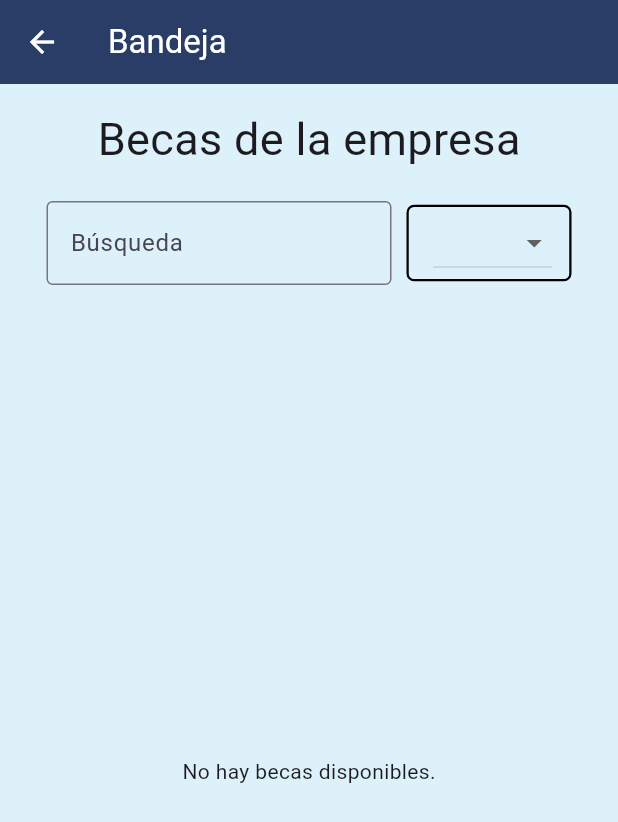
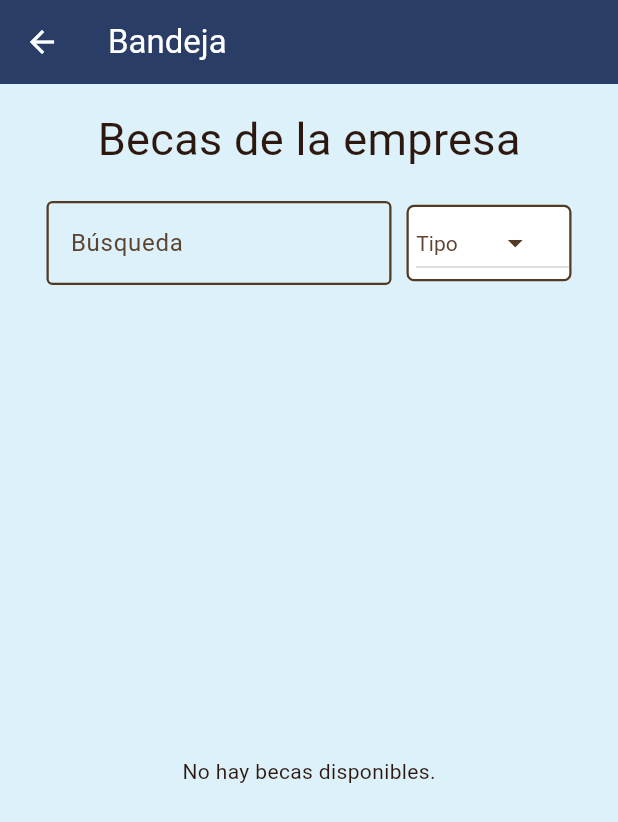
Before and after one commit to Aventis-Scholr/scholr-mobile-flutter, a Flutter app: the ScholarshipsHome screen opened by its route, on a phone screen of 412 x 824 dp. Shown: the top 822 px of the screen. Run offline on Flutter 3.47's test engine with Material 3 defaults, Android fonts, the phone set to English and light mode, and no system bars; our stand-ins replace bloc, flutter_bloc, shared_preferences; accounts and stored records are empty; network calls fail.

Commit message:
feat: scholarships filter

```diff
--- a/lib/bloc/ScholarshipsBloc.dart
+++ b/lib/bloc/ScholarshipsBloc.dart
@@ -7,15 +7,68 @@ part 'ScholarshipsEvent.dart';
 part 'ScholarshipsState.dart';
 
 class ScholarshipsBloc extends Bloc<ScholarshipsEvent, ScholarshipsState> {
+  List<Scholarship> _allScholarships = [];
+  String _currentSearchQuery = '';
+  String _currentTypeFilter = '';
 
-  ScholarshipsBloc():super(ScholarshipsInitial()){
-    on<ScholarshipsInitialFetchEvent>(scholarshipsInitialFetchEvent);
+  ScholarshipsBloc() : super(ScholarshipsInitial()) {
+    on<ScholarshipsInitialFetchEvent>(_fetchInitialScholarships);
+    on<ScholarshipsSearchEvent>(_handleSearch);
+    on<ScholarshipsFilterByTypeEvent>(_handleTypeFilter);
   }
 
+  Future<void> _fetchInitialScholarships(
+      ScholarshipsInitialFetchEvent event,
+      Emitter<ScholarshipsState> emit
+      ) async {
+    emit(ScholarshipsLoadingState());
+    try {
+      _allScholarships = await ScholarshipRepos.fetchScholarshipsFromCompany("BACKUS");
+      emit(ScholarshipsFetchingSuccessfulState(
+          scholarships: _applyFilters()
+      ));
+    } catch (e) {
+      emit(ScholarshipsErrorState(error: e.toString()));
+    }
+  }
 
-  FutureOr<void> scholarshipsInitialFetchEvent(ScholarshipsInitialFetchEvent event, Emitter<ScholarshipsState> emit) async {
-    List<Scholarship> scholarships = await ScholarshipRepos.fetchScholarshipsFromCompany("BACKUS"); // Hardcoded
-    emit(ScholarshipsFetchingSuccessfulState(scholarships: scholarships));
+  void _handleSearch(
+      ScholarshipsSearchEvent event,
+      Emitter<ScholarshipsState> emit
+      ) {
+    _currentSearchQuery = event.query;
+    emit(ScholarshipsFetchingSuccessfulState(
+        scholarships: _applyFilters()
+    ));
+  }
 
+  void _handleTypeFilter(
+      ScholarshipsFilterByTypeEvent event,
+      Emitter<ScholarshipsState> emit
+      ) {
+    _currentTypeFilter = event.type;
+    emit(ScholarshipsFetchingSuccessfulState(
+        scholarships: _applyFilters()
+    ));
+  }
+
+  List<Scholarship> _applyFilters() {
+    List<Scholarship> filtered = List.from(_allScholarships);
+
+    // Apply search filter
+    if (_currentSearchQuery.isNotEmpty) {
+      filtered = filtered.where((scholarship) =>
+          scholarship.name.toLowerCase().contains(_currentSearchQuery.toLowerCase())
+      ).toList();
+    }
+
+    // Apply type filter
+    if (_currentTypeFilter.isNotEmpty) {
+      filtered = filtered.where((scholarship) =>
+      scholarship.scholarshipType == _currentTypeFilter
+      ).toList();
+    }
+
+    return filtered;
   }
 }
--- a/lib/bloc/ScholarshipsEvent.dart
+++ b/lib/bloc/ScholarshipsEvent.dart
@@ -7,3 +7,13 @@ abstract class ScholarshipsEvent {
 class ScholarshipsInitialFetchEvent extends ScholarshipsEvent {
 
 }
+
+class ScholarshipsSearchEvent extends ScholarshipsEvent {
+  final String query;
+  ScholarshipsSearchEvent(this.query);
+}
+
+class ScholarshipsFilterByTypeEvent extends ScholarshipsEvent {
+  final String type;
+  ScholarshipsFilterByTypeEvent(this.type);
+}
--- a/lib/bloc/ScholarshipsState.dart
+++ b/lib/bloc/ScholarshipsState.dart
@@ -1,23 +1,23 @@
 part of 'ScholarshipsBloc.dart';
 
-abstract class ScholarshipsState {
+abstract class ScholarshipsState {}
 
-}
+class ScholarshipsInitial extends ScholarshipsState {}
 
-abstract class ScholarshipsActionState extends ScholarshipsState {
-
-}
-
-class ScholarshipsInitial extends ScholarshipsState {
-
-}
+class ScholarshipsLoadingState extends ScholarshipsState {}
 
 class ScholarshipsFetchingSuccessfulState extends ScholarshipsState {
-
   final List<Scholarship> scholarships;
 
   ScholarshipsFetchingSuccessfulState({
     required this.scholarships
   });
+}
 
+class ScholarshipsErrorState extends ScholarshipsState {
+  final String error;
+
+  ScholarshipsErrorState({
+    required this.error
+  });
 }
--- a/lib/views/ScholarshipsHome.dart
+++ b/lib/views/ScholarshipsHome.dart
@@ -1,11 +1,12 @@
+import 'dart:async';
+
 import 'package:flutter/material.dart';
-import 'package:flutter/rendering.dart';
 import 'package:scholrflutter/bloc/ScholarshipsBloc.dart';
 import 'package:scholrflutter/components/CustomAppBar.dart';
 import 'package:scholrflutter/models/scholarship.dart';
 import 'package:flutter_bloc/flutter_bloc.dart';
 
-const List<String> list = <String>['','TOTAL', 'PARCIAL'];
+const List<String> list = <String>['','TOTAL', 'PARTIAL'];
 
 class ScholarshipsHome extends StatefulWidget {
   const ScholarshipsHome({super.key});
@@ -15,16 +16,12 @@ class ScholarshipsHome extends StatefulWidget {
 }
 
 class _ScholarshipsHomeState extends State<ScholarshipsHome> {
+  final ScholarshipsBloc scholarshipsBloc = ScholarshipsBloc();
+  final TextEditingController searchTxt = TextEditingController();
+  String type = list.first;
+  Timer? _searchDebounce;
 
-  final ScholarshipsBloc scholarshipsBloc = ScholarshipsBloc();
-
-  @override
-  void initState() {
-    super.initState();
-    scholarshipsBloc.add(ScholarshipsInitialFetchEvent());
-  }
-
-  // Colores personalizados
+  // Your original color definitions
   final Color primaryBrown = const Color(0xFF765532);
   final Color lightBrown = const Color(0xFF9B7B5B);
   final Color darkBrown = const Color(0xFF523A23);
@@ -33,8 +30,36 @@ class _ScholarshipsHomeState extends State<ScholarshipsHome> {
   final Color textSecondaryColor = const Color(0xFF5C4332);
   final Color deepBlue = const Color(0xFF2A3D66);
 
-  final searchTxt = TextEditingController();
-  String type = list.first;
+  @override
+  void initState() {
+    super.initState();
+    scholarshipsBloc.add(ScholarshipsInitialFetchEvent());
+    searchTxt.addListener(_onSearchChanged);
+  }
+
+  @override
+  void dispose() {
+    searchTxt.removeListener(_onSearchChanged);
+    _searchDebounce?.cancel();
+    searchTxt.dispose();
+    scholarshipsBloc.close();
+    super.dispose();
+  }
+
+  void _onSearchChanged() {
+    if (_searchDebounce?.isActive ?? false) _searchDebounce?.cancel();
+
+    _searchDebounce = Timer(const Duration(milliseconds: 500), () {
+      scholarshipsBloc.add(ScholarshipsSearchEvent(searchTxt.text));
+    });
+  }
+
+  void _onTypeFilterChanged(String? value) {
+    setState(() {
+      type = value ?? '';
+    });
+    scholarshipsBloc.add(ScholarshipsFilterByTypeEvent(type));
+  }
 
   @override
   Widget build(BuildContext context) {
@@ -45,18 +70,19 @@ class _ScholarshipsHomeState extends State<ScholarshipsHome> {
         mainAxisAlignment: MainAxisAlignment.start,
         crossAxisAlignment: CrossAxisAlignment.center,
         children: [
-          SizedBox(height: 15.0),
+          const SizedBox(height: 15.0),
           Text(
             'Becas de la empresa',
             style: TextStyle(
-                fontSize: 30.0
-              )
+              fontSize: 30.0,
+              color: textPrimaryColor,
+            ),
           ),
           Padding(
             padding: const EdgeInsets.only(
               top: 20.0,
               left: 20.0,
-              right: 20.0
+              right: 20.0,
             ),
             child: Row(
               mainAxisAlignment: MainAxisAlignment.center,
@@ -66,77 +92,106 @@ class _ScholarshipsHomeState extends State<ScholarshipsHome> {
                   child: TextField(
                     decoration: InputDecoration(
                       labelText: 'Búsqueda',
+                      labelStyle: TextStyle(color: textSecondaryColor),
                       focusedBorder: OutlineInputBorder(
-                        borderSide: BorderSide(color: Colors.black, width: 1.5),
+                        borderSide: BorderSide(color: darkBrown, width: 1.5),
                       ),
-                      border: OutlineInputBorder(
-                        borderSide: BorderSide(color: Colors.black, width: 1.5),
+                      enabledBorder: OutlineInputBorder(
+                        borderSide: BorderSide(color: darkBrown, width: 1.5),
                       ),
                     ),
+                    style: TextStyle(color: textPrimaryColor),
                     controller: searchTxt,
-                  )
                   ),
-                SizedBox(width: 10),
+                ),
+                const SizedBox(width: 10),
                 Container(
                   width: 110.0,
                   decoration: BoxDecoration(
-                      border: Border.all(color: Colors.black, width: 1.5),
-                      borderRadius: BorderRadius.all(Radius.circular(5)),
+                    color: Colors.white,
+                    border: Border.all(color: darkBrown, width: 1.5),
+                    borderRadius: const BorderRadius.all(Radius.circular(5)),
                   ),
-                    child: Row(
-                      mainAxisAlignment: MainAxisAlignment.center,
-                      children: [
-                        Padding(
+                  child: Padding(
                     padding: const EdgeInsets.only(left: 5),
-                          child: DropdownButton(
-                            value: type,
-                            style: TextStyle(
-                                color: deepBlue,
+                    child: DropdownButton<String>(
+                      value: type.isEmpty ? null : type,
+                      style: TextStyle(color: deepBlue),
+                      dropdownColor: backgroundColor,
+                      icon: Icon(Icons.arrow_drop_down, color: darkBrown),
+                      hint: Text(
+                        'Tipo',
+                        style: TextStyle(color: textSecondaryColor),
                       ),
-                            onChanged: (String? value) {
-                              setState(() {
-                                type = value!;
-                              });
-                            },
-                            items: list.map<DropdownMenuItem<String>>((String value) {
-                              return DropdownMenuItem<String>(value: value, child: Text(value));
+                      onChanged: _onTypeFilterChanged,
+                      items: list.where((item) => item.isNotEmpty).map((String value) {
+                        return DropdownMenuItem<String>(
+                          value: value,
+                          child: Text(
+                            value,
+                            style: TextStyle(color: textPrimaryColor),
+                          ),
+                        );
                       }).toList(),
                     ),
                   ),
-                      ],
-                    )
                 ),
               ],
             ),
           ),
-          SizedBox(height: 15.0),
+          const SizedBox(height: 15.0),
           Expanded(
             child: BlocBuilder<ScholarshipsBloc, ScholarshipsState>(
               bloc: scholarshipsBloc,
               builder: (context, state) {
-                if (state is ScholarshipsFetchingSuccessfulState) {
+                if (state is ScholarshipsLoadingState) {
+                  return Center(
+                    child: CircularProgressIndicator(
+                      color: primaryBrown,
+                    ),
+                  );
+                } else if (state is ScholarshipsErrorState) {
+                  return Center(
+                    child: Text(
+                      "Error: ${state.error}",
+                      style: TextStyle(color: textPrimaryColor),
+                    ),
+                  );
+                } else if (state is ScholarshipsFetchingSuccessfulState) {
                   if (state.scholarships.isEmpty) {
-                    return Center(child: Text("No hay becas disponibles."));
+                    return Center(
+                      child: Text(
+                        "No hay becas disponibles.",
+                        style: TextStyle(color: textPrimaryColor),
+                      ),
+                    );
                   }
-
                   return ListView.builder(
                     itemCount: state.scholarships.length,
                     itemBuilder: (context, index) {
                       return Padding(
-                        padding: const EdgeInsets.symmetric(vertical: 8.0, horizontal: 20.0),
-                        child: ScholarshipTile(scholarship: state.scholarships[index]),
+                        padding: const EdgeInsets.symmetric(
+                          vertical: 8.0,
+                          horizontal: 20.0,
+                        ),
+                        child: ScholarshipTile(
+                          scholarship: state.scholarships[index],
+                          primaryBrown: primaryBrown,
+                          backgroundColor: backgroundColor,
+                          textPrimaryColor: textPrimaryColor,
+                        ),
                       );
                     },
                   );
-                } else if (state is ScholarshipsInitial) {
-                  return Center(child: CircularProgressIndicator());
-                } else {
-                  return Center(child: Text("Error cargando las becas."));
                 }
+                return Center(
+                  child: CircularProgressIndicator(
+                    color: primaryBrown,
+                  ),
+                );
               },
             ),
-          )
-
+          ),
         ],
       ),
     );
@@ -145,8 +200,17 @@ class _ScholarshipsHomeState extends State<ScholarshipsHome> {
 
 class ScholarshipTile extends StatelessWidget {
   final Scholarship scholarship;
+  final Color primaryBrown;
+  final Color backgroundColor;
+  final Color textPrimaryColor;
 
-  const ScholarshipTile({super.key, required this.scholarship});
+  const ScholarshipTile({
+    super.key,
+    required this.scholarship,
+    required this.primaryBrown,
+    required this.backgroundColor,
+    required this.textPrimaryColor,
+  });
 
   @override
   Widget build(BuildContext context) {
@@ -155,18 +219,19 @@ class ScholarshipTile extends StatelessWidget {
         Navigator.pushNamed(
           context,
           "/scholarshipdetails",
-          arguments: scholarship
+          arguments: scholarship,
         );
       },
       child: Container(
         height: 150.0,
         width: double.infinity,
         decoration: BoxDecoration(
-          color: Color(0xFFf4c542),
+          color: Color(0xFFf4c542), // Your original yellow color
           border: Border.all(
             color: Colors.black,
             width: 1.5,
           ),
+          borderRadius: BorderRadius.circular(8),
         ),
         child: Column(
           crossAxisAlignment: CrossAxisAlignment.start,
@@ -179,9 +244,13 @@ class ScholarshipTile extends StatelessWidget {
                 color: Colors.white,
                 border: Border(
                   bottom: BorderSide(
-                    color: Colors.black,
+                    color: primaryBrown,
                     width: 1.5,
                   ),
+                ),
+                borderRadius: const BorderRadius.only(
+                  topLeft: Radius.circular(6),
+                  topRight: Radius.circular(6),
                 ),
               ),
               alignment: Alignment.centerLeft,
@@ -191,12 +260,11 @@ class ScholarshipTile extends StatelessWidget {
                 style: TextStyle(
                   fontSize: 18.0,
                   fontWeight: FontWeight.bold,
-                  color: Colors.black,
+                  color: textPrimaryColor,
                 ),
                 overflow: TextOverflow.ellipsis,
               ),
             ),
-
             // Yellow section with type and status
             Padding(
               padding: const EdgeInsets.all(12.0),
@@ -207,20 +275,20 @@ class ScholarshipTile extends StatelessWidget {
                     "Tipo: ${scholarship.scholarshipType}",
                     style: TextStyle(
                       fontSize: 16.0,
-                      color: Colors.black,
+                      color: textPrimaryColor,
                     ),
                   ),
-                  SizedBox(height: 8),
+                  const SizedBox(height: 8),
                   Text(
                     "Estado: ${scholarship.scholarshipStatus}",
                     style: TextStyle(
                       fontSize: 16.0,
-                      color: Colors.black,
+                      color: textPrimaryColor,
                     ),
                   ),
                 ],
               ),
-            )
+            ),
           ],
         ),
       ),
```
Lines whose indentation alone changed are shown as unchanged.
